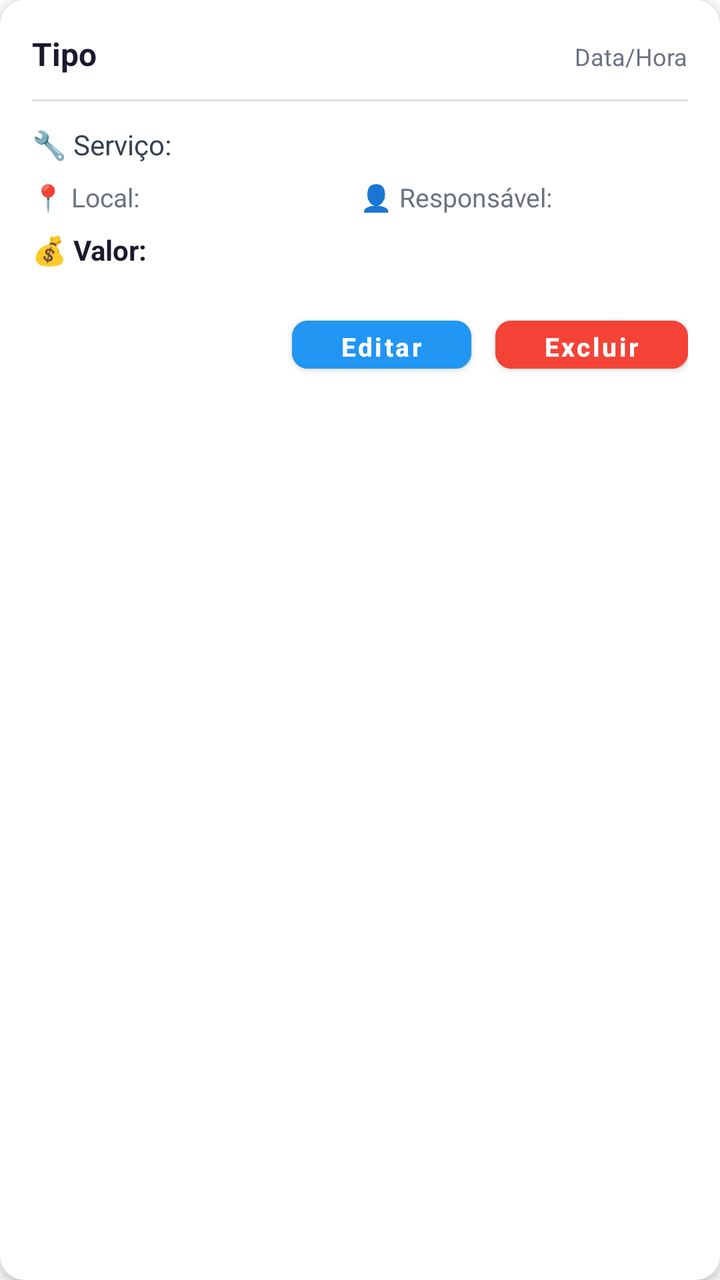
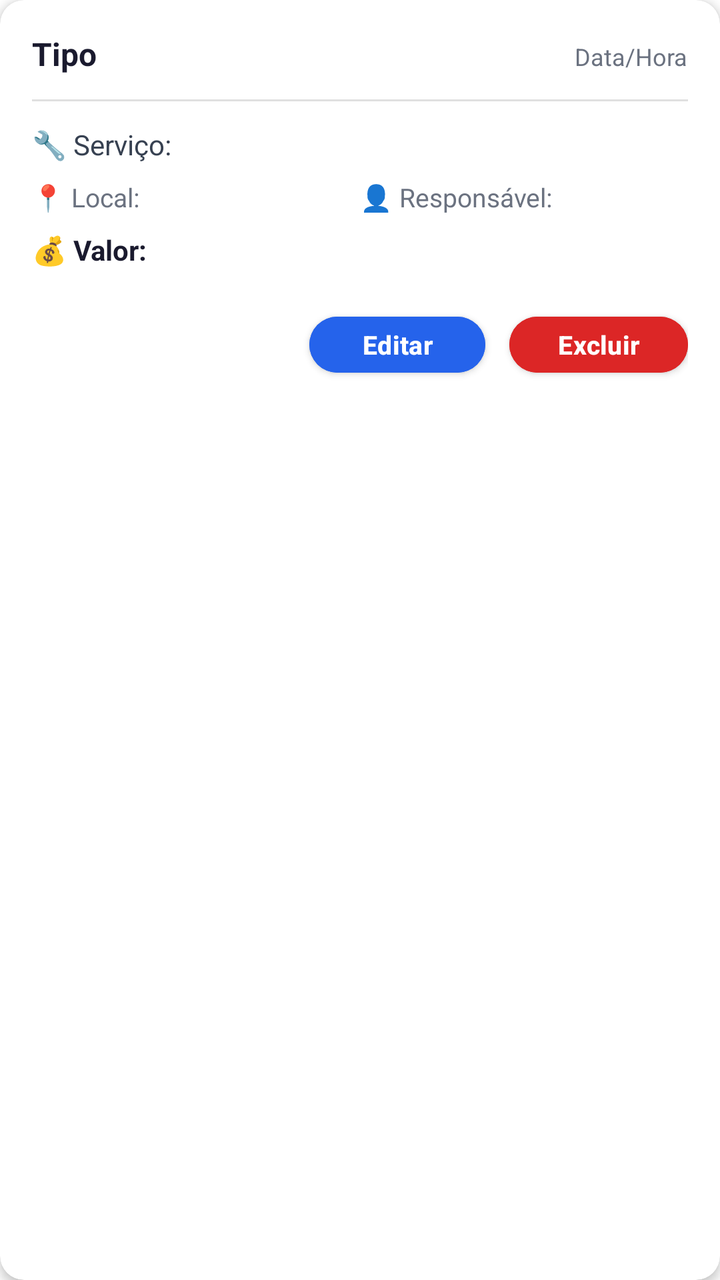

The first picture is an Android layout as it rendered before a commit; the second is the same layout after the commit. The layout source and the unified diff follow.
<!-- AndroidManifest.xml: application theme AppTheme -->
<!-- res/layout/item_manutencao.xml -->
<?xml version="1.0" encoding="utf-8"?>
<androidx.cardview.widget.CardView xmlns:android="http://schemas.android.com/apk/res/android"
    xmlns:app="http://schemas.android.com/apk/res-auto"
    android:layout_width="match_parent"
    android:layout_height="wrap_content"
    android:layout_marginStart="16dp"
    android:layout_marginEnd="16dp"
    android:layout_marginTop="8dp"
    android:layout_marginBottom="8dp"
    app:cardCornerRadius="12dp"
    app:cardElevation="3dp"
    app:cardBackgroundColor="#FFFFFF">

    <LinearLayout
        android:layout_width="match_parent"
        android:layout_height="wrap_content"
        android:orientation="vertical"
        android:padding="16dp">

        
        <LinearLayout
            android:layout_width="match_parent"
            android:layout_height="wrap_content"
            android:orientation="horizontal">

            <TextView
                android:id="@+id/tvTipoManutencao"
                android:layout_width="0dp"
                android:layout_height="wrap_content"
                android:layout_weight="1"
                android:text="Tipo"
                android:textSize="16sp"
                android:textStyle="bold"
                android:textColor="#1A1A2E"/>

            <TextView
                android:id="@+id/tvDataHoraManutencao"
                android:layout_width="wrap_content"
                android:layout_height="wrap_content"
                android:text="Data/Hora"
                android:textSize="12sp"
                android:textColor="#6B7280"/>

        </LinearLayout>

        
        <View
            android:layout_width="match_parent"
            android:layout_height="1dp"
            android:background="#E0E0E0"
            android:layout_marginTop="12dp"
            android:layout_marginBottom="12dp" />

        
        <TextView
            android:id="@+id/tvServicoManutencao"
            android:layout_width="match_parent"
            android:layout_height="wrap_content"
            android:text="🔧 Serviço: "
            android:textSize="14sp"
            android:textColor="#374151"
            android:layout_marginBottom="8dp"/>

        
        <LinearLayout
            android:layout_width="match_parent"
            android:layout_height="wrap_content"
            android:orientation="horizontal"
            android:layout_marginBottom="8dp">

            <TextView
                android:id="@+id/tvLocalManutencao"
                android:layout_width="0dp"
                android:layout_height="wrap_content"
                android:layout_weight="1"
                android:text="📍 Local: "
                android:textSize="13sp"
                android:textColor="#6B7280"/>

            <TextView
                android:id="@+id/tvResponsavelManutencao"
                android:layout_width="0dp"
                android:layout_height="wrap_content"
                android:layout_weight="1"
                android:text="👤 Responsável: "
                android:textSize="13sp"
                android:textColor="#6B7280"/>

        </LinearLayout>

        
        <TextView
            android:id="@+id/tvValorManutencao"
            android:layout_width="wrap_content"
            android:layout_height="wrap_content"
            android:text="💰 Valor: "
            android:textSize="14sp"
            android:textColor="#1A1A2E"
            android:textStyle="bold"
            android:layout_marginBottom="12dp"/>

        
        <TextView
            android:id="@+id/tvNotasManutencao"
            android:layout_width="match_parent"
            android:layout_height="wrap_content"
            android:text="📝 Observações: "
            android:textSize="13sp"
            android:textColor="#6B7280"
            android:layout_marginBottom="12dp"
            android:visibility="gone"/>

        
        <TextView
            android:id="@+id/tvAnexosLabel"
            android:layout_width="match_parent"
            android:layout_height="wrap_content"
            android:text="📎 Anexos:"
            android:textSize="13sp"
            android:textColor="#6B7280"
            android:layout_marginBottom="8dp"
            android:visibility="gone"/>

        <LinearLayout
            android:id="@+id/layoutAnexosManutencao"
            android:layout_width="match_parent"
            android:layout_height="wrap_content"
            android:orientation="vertical"
            android:layout_marginBottom="12dp"
            android:visibility="gone"/>

        
        <LinearLayout
            android:layout_width="match_parent"
            android:layout_height="wrap_content"
            android:orientation="horizontal"
            android:gravity="end"
            android:layout_marginTop="8dp">

            <Button
                android:id="@+id/btnEditarManutencao"
                android:layout_width="wrap_content"
                android:layout_height="36dp"
                android:text="Editar"
                android:textSize="13sp"
                android:textStyle="bold"
                android:textAllCaps="false"
                android:backgroundTint="#2196F3"
                android:textColor="#FFFFFF"
                app:cornerRadius="8dp"
                android:paddingStart="24dp"
                android:paddingEnd="24dp"
                android:layout_marginEnd="12dp"/>

            <Button
                android:id="@+id/btnExcluirManutencao"
                android:layout_width="wrap_content"
                android:layout_height="36dp"
                android:text="Excluir"
                android:textSize="13sp"
                android:textStyle="bold"
                android:textAllCaps="false"
                android:backgroundTint="#F44336"
                android:textColor="#FFFFFF"
                app:cornerRadius="8dp"
                android:paddingStart="24dp"
                android:paddingEnd="24dp"/>
        </LinearLayout>

    </LinearLayout>
</androidx.cardview.widget.CardView>
<!-- resources referenced by this layout -->
<resources>
  <style name="AppTheme" parent="Theme.MaterialComponents.DayNight.DarkActionBar">
          <item name="colorPrimary">@color/colorPrimary</item>
          <item name="colorPrimaryDark">@color/black</item>
          <item name="colorAccent">@color/black</item>
          <item name="android:windowBackground">@color/white</item>
          <item name="android:textColor">@color/black</item>
          <item name="android:textColorPrimary">@color/corTitulo</item>
  
          
          <item name="materialButtonStyle">@style/Widget.Condominio.Button</item>
          <item name="textInputStyle">@style/Widget.Condominio.TextInputLayout</item>
      </style>
  <color name="colorPrimary">#062AF2</color>
  <color name="black">#000000</color>
  <color name="white">#FFFFFF</color>
  <color name="corTitulo">#070707</color>
  <style name="Widget.Condominio.Button" parent="Widget.MaterialComponents.Button">
          <item name="backgroundTint">@color/colorPrimary</item>
          <item name="android:textColor">@color/white</item>
          <item name="cornerRadius">8dp</item>
      </style>
  <style name="Widget.Condominio.TextInputLayout" parent="Widget.MaterialComponents.TextInputLayout.OutlinedBox">
          <item name="boxBackgroundColor">@color/white</item>
          <item name="boxStrokeColor">@color/colorPrimary</item>
          <item name="hintTextColor">@color/colorPrimary</item>
          <item name="android:textColorHint">@color/colorPrimary</item>
      </style>
</resources>

<!-- the commit's change to res/layout/item_manutencao.xml (unified diff, before → after) -->
@@ -145,9 +145,9 @@
                 android:textSize="13sp"
                 android:textStyle="bold"
                 android:textAllCaps="false"
-                android:backgroundTint="#2196F3"
+                android:backgroundTint="@color/botaoPrimario"
                 android:textColor="#FFFFFF"
-                app:cornerRadius="8dp"
+                app:cornerRadius="14dp"
                 android:paddingStart="24dp"
                 android:paddingEnd="24dp"
                 android:layout_marginEnd="12dp"/>
@@ -160,9 +160,9 @@
                 android:textSize="13sp"
                 android:textStyle="bold"
                 android:textAllCaps="false"
-                android:backgroundTint="#F44336"
+                android:backgroundTint="@color/botaoPerigo"
                 android:textColor="#FFFFFF"
-                app:cornerRadius="8dp"
+                app:cornerRadius="14dp"
                 android:paddingStart="24dp"
                 android:paddingEnd="24dp"/>
         </LinearLayout>
<!-- resource entries referenced after the edit -->
@@ -1,5 +1,7 @@
 <!-- resources referenced by this layout -->
 <resources>
+  <color name="botaoPerigo">#DC2626</color>
+  <color name="botaoPrimario">#2563EB</color>
   <style name="AppTheme" parent="Theme.MaterialComponents.DayNight.DarkActionBar">
           <item name="colorPrimary">@color/colorPrimary</item>
           <item name="colorPrimaryDark">@color/black</item>
@@ -12,14 +14,24 @@
           <item name="materialButtonStyle">@style/Widget.Condominio.Button</item>
           <item name="textInputStyle">@style/Widget.Condominio.TextInputLayout</item>
       </style>
-  <color name="colorPrimary">#062AF2</color>
+  <color name="colorPrimary">#1E3A8A</color>
   <color name="black">#000000</color>
   <color name="white">#FFFFFF</color>
   <color name="corTitulo">#070707</color>
   <style name="Widget.Condominio.Button" parent="Widget.MaterialComponents.Button">
-          <item name="backgroundTint">@color/colorPrimary</item>
+          <item name="backgroundTint">@color/botaoPrimario</item>
           <item name="android:textColor">@color/white</item>
-          <item name="cornerRadius">8dp</item>
+          <item name="cornerRadius">14dp</item>
+          <item name="android:textAllCaps">false</item>
+          <item name="android:textStyle">bold</item>
+          <item name="android:textSize">15sp</item>
+          <item name="android:letterSpacing">0.01</item>
+          <item name="android:minHeight">52dp</item>
+          <item name="android:insetTop">4dp</item>
+          <item name="android:insetBottom">4dp</item>
+          <item name="android:elevation">2dp</item>
+          <item name="iconTint">@color/white</item>
+          <item name="iconPadding">8dp</item>
       </style>
   <style name="Widget.Condominio.TextInputLayout" parent="Widget.MaterialComponents.TextInputLayout.OutlinedBox">
           <item name="boxBackgroundColor">@color/white</item>
